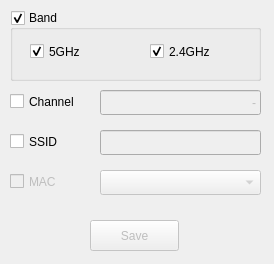
Before: the Qt Designer form linssid-app/ViewFilterDialog.ui in chunmeng/linssid-ex, drawn with Qt 5.
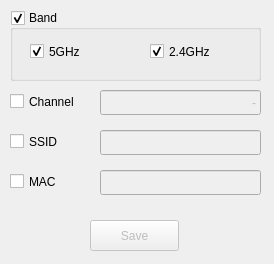
After: the same form once the commit is applied.

Commit message: Enable the mac checkbox in filter dialog

Patch:
```diff
--- a/linssid-app/ViewFilterDialog.ui
+++ b/linssid-app/ViewFilterDialog.ui
@@ -147,7 +147,7 @@
   </widget>
   <widget class="QCheckBox" name="checkBoxMac">
    <property name="enabled">
-    <bool>false</bool>
+    <bool>true</bool>
    </property>
    <property name="geometry">
     <rect>
@@ -161,19 +161,6 @@
     <string>MAC</string>
    </property>
   </widget>
-  <widget class="QComboBox" name="comboBoxMac">
-   <property name="enabled">
-    <bool>false</bool>
-   </property>
-   <property name="geometry">
-    <rect>
-     <x>100</x>
-     <y>170</y>
-     <width>161</width>
-     <height>25</height>
-    </rect>
-   </property>
-  </widget>
   <widget class="QPushButton" name="buttonSave">
    <property name="enabled">
     <bool>false</bool>
@@ -215,6 +202,34 @@
     <set>Qt::AlignRight|Qt::AlignTrailing|Qt::AlignVCenter</set>
    </property>
   </widget>
+  <widget class="QLineEdit" name="lineEditMAC">
+   <property name="enabled">
+    <bool>false</bool>
+   </property>
+   <property name="geometry">
+    <rect>
+     <x>100</x>
+     <y>170</y>
+     <width>161</width>
+     <height>25</height>
+    </rect>
+   </property>
+   <property name="toolTip">
+    <string>Match MAC containing the string, case insensitive. ? for wildcard</string>
+   </property>
+   <property name="inputMask">
+    <string/>
+   </property>
+   <property name="text">
+    <string/>
+   </property>
+   <property name="maxLength">
+    <number>17</number>
+   </property>
+   <property name="alignment">
+    <set>Qt::AlignRight|Qt::AlignTrailing|Qt::AlignVCenter</set>
+   </property>
+  </widget>
  </widget>
  <resources/>
  <connections/>
```
Left out of the diff: 2 changed lines with no effect on the pictures.
